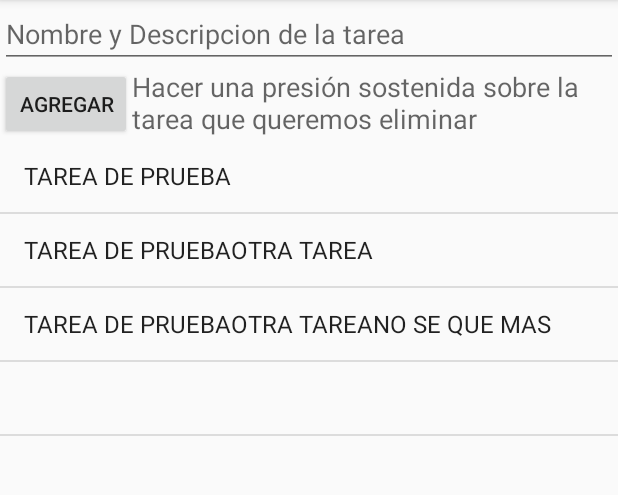
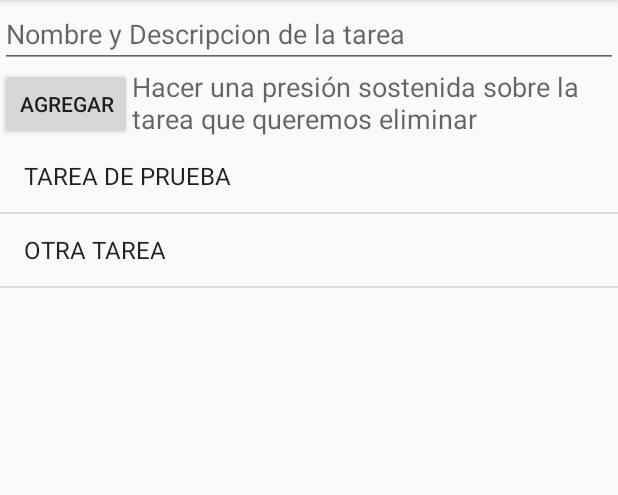
Before and after one commit to FabioxUchiha/TODOList, an Android app: the screen it shows after launch (MainActivity), after a tap on "AGREGAR", on a phone screen of 412 x 824 dp, the part 84-579 px from its top. Run offline under Robolectric (Android 15) with nearby library versions, the phone set to English and light mode, and no system bars.

```diff
--- a/app/src/main/java/com/electiva1/todolist/MainActivity.kt
+++ b/app/src/main/java/com/electiva1/todolist/MainActivity.kt
@@ -1,14 +1,13 @@
 package com.electiva1.todolist
 
 import android.app.AlertDialog
+import android.content.Context
 import androidx.appcompat.app.AppCompatActivity
 import android.os.Bundle
-import android.widget.EditText
-import android.widget.ArrayAdapter
-import android.widget.ListView
 import android.view.View
-import android.widget.AdapterView
-import java.io.PrintStream
+import android.widget.*
+import java.io.OutputStreamWriter
+import java.lang.Exception
 import java.util.*
 import kotlin.collections.ArrayList
 
@@ -45,16 +44,14 @@ class MainActivity : AppCompatActivity() {
 
             false
         }
-
         leerArchivo()
-
     }
 
     fun leerArchivo(){
-        val scan = Scanner(
-            getResources().openRawResource(R.raw.tareas))
-        var allText = ""
+        val scan = Scanner(getResources().openRawResource(R.raw.tareas))
+
         while (scan.hasNextLine()) {
+            var allText = ""
             val line = scan.nextLine()
             allText += line
             tareas!!.add(allText)
@@ -64,23 +61,25 @@ class MainActivity : AppCompatActivity() {
     }
 
 
-    fun agregar(v: View) {
+    fun agregar(view: View) {
         tareas!!.add(et1!!.text.toString())
         adaptador1!!.notifyDataSetChanged()
-        et1!!.setText("")
-
-        val output = PrintStream(openFileOutput("tareas.txt", MODE_PRIVATE))
-
-        val scan = Scanner(openFileInput("tareas.txt"))
-        var allText = ""
-        while (scan.hasNextLine()) {
-            val line = scan.nextLine()
-            allText += line
-        }
-        tareas!!.add(allText)
-        scan.close()
-        adaptador1!!.notifyDataSetChanged()
-    }
+        try {
+            val fileOutputStream = openFileOutput("tareas.txt", Context.MODE_PRIVATE)
+            for (i in tareas!!.indices){
+                val outputStreamWriter = OutputStreamWriter(fileOutputStream)
+                outputStreamWriter.write(et1!!.text.toString())
+                outputStreamWriter.close()
+                Toast.makeText(applicationContext,"archivo guardado",Toast.LENGTH_SHORT).show()
+                et1!!.setText("")
+            }
 
 
+        }
+        catch (exp: Exception){
+            exp.printStackTrace()
+        }
+
+
+    }
 }
--- a/app/src/main/res/raw/tareas.txt
+++ b/app/src/main/res/raw/tareas.txt
@@ -1,3 +1,2 @@
 TAREA DE PRUEBA
 OTRA TAREA
-NO SE QUE MAS
```
